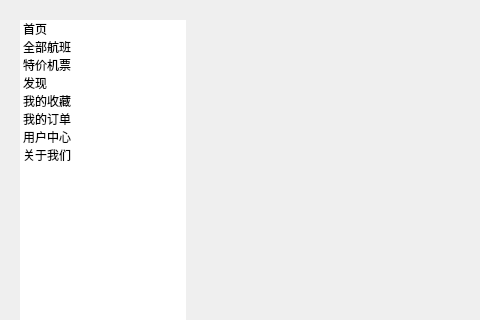
gywcs101/qt_flight_booking_system, file Flight_System/MainWindow.ui: the form before one commit; both pictures show x 0 to 480 and y 0 to 320 of the 950 by 629 pixel window.
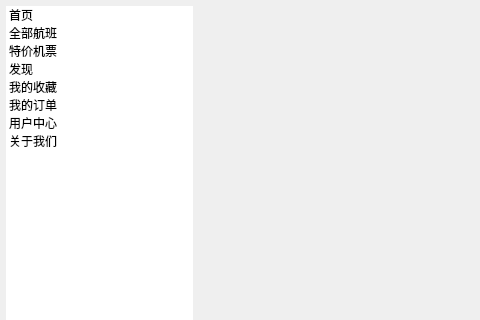
The form after the commit. Icons and pictures are not drawn. Custom widgets are drawn as their Qt base class.

```diff
--- a/Flight_System/MainWindow.ui
+++ b/Flight_System/MainWindow.ui
@@ -19,9 +19,15 @@
   <property name="windowTitle">
    <string>哈夫克航班系统</string>
   </property>
-  <layout class="QHBoxLayout" name="horizontalLayout" stretch="1,4">
-   <item>
     <widget class="QWidget" name="leftContainer" native="true">
+   <property name="geometry">
+    <rect>
+     <x>6</x>
+     <y>6</y>
+     <width>187</width>
+     <height>617</height>
+    </rect>
+   </property>
      <property name="sizePolicy">
       <sizepolicy hsizetype="Expanding" vsizetype="Expanding">
        <horstretch>0</horstretch>
@@ -122,9 +128,15 @@
       </item>
      </layout>
     </widget>
-   </item>
-   <item>
     <widget class="QWidget" name="rightContainer" native="true">
+   <property name="geometry">
+    <rect>
+     <x>197</x>
+     <y>6</y>
+     <width>747</width>
+     <height>617</height>
+    </rect>
+   </property>
      <property name="sizePolicy">
       <sizepolicy hsizetype="Expanding" vsizetype="Expanding">
        <horstretch>0</horstretch>
@@ -150,9 +162,15 @@
       <widget class="QWidget" name="page_2"/>
      </widget>
     </widget>
-   </item>
-  </layout>
  </widget>
+ <customwidgets>
+  <customwidget>
+   <class>AdBanner</class>
+   <extends>QWidget</extends>
+   <header>adbanner.h</header>
+   <container>1</container>
+  </customwidget>
+ </customwidgets>
  <resources>
   <include location="res.qrc"/>
  </resources>
```
Left out of the diff: 16 changed lines with no effect on the pictures. Lines whose indentation alone changed are shown as unchanged.
